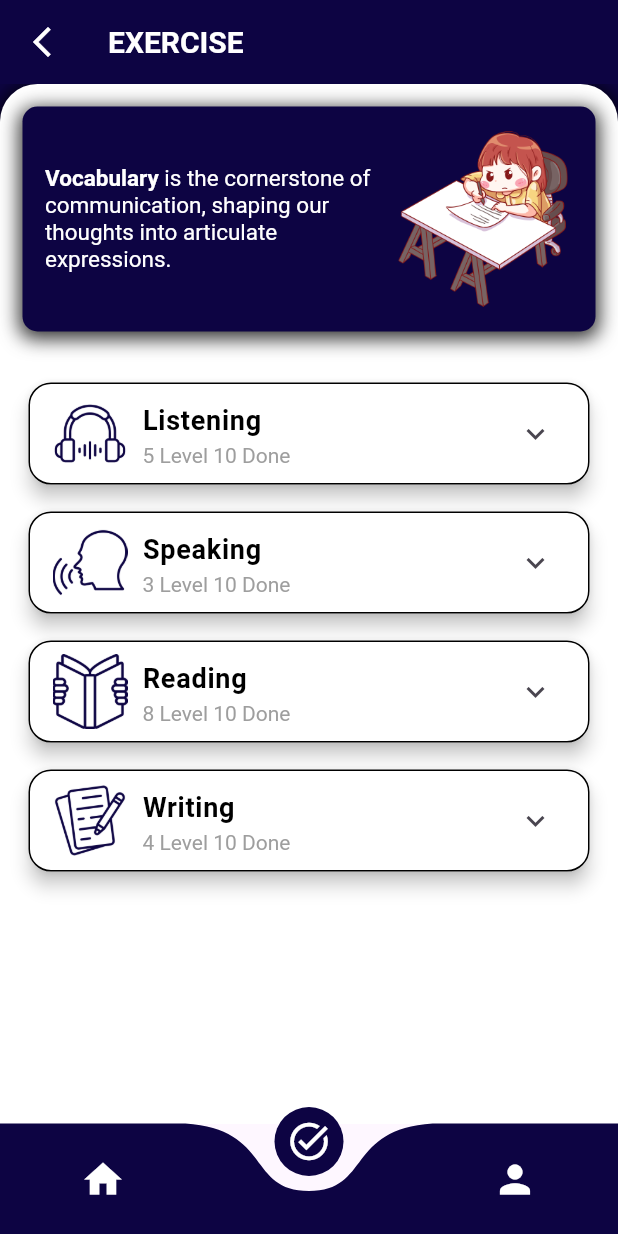
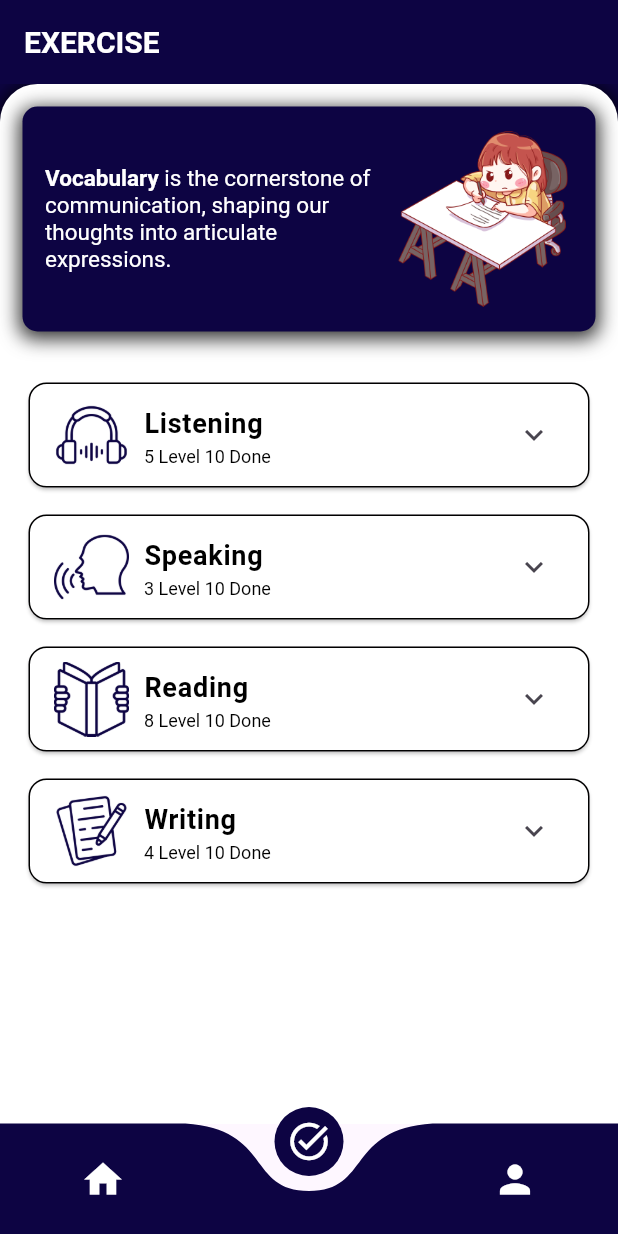
Before and after one commit to andraalayubi/learn-toefl-fork, a Flutter app: the screen it shows after launch, item 2 of the bottom bar chosen, on a phone screen of 412 x 824 dp. Run offline on Flutter 3.47's test engine with Material 3 defaults, Android fonts, the phone set to English and light mode, and no system bars; drawn by our look-alikes of curved_navigation_bar; our stand-ins replace audioplayers, google_fonts, sqflite, youtube_player_flutter; accounts and stored records are empty.

Commit message:
update exercise versi giyaa

```diff
--- a/lib/pages/exercise/exercise.dart
+++ b/lib/pages/exercise/exercise.dart
@@ -25,12 +25,12 @@ class _Exercise extends State<Exercise> {
           ),
         ),
         backgroundColor: const Color(0xFF0D0443),
-        leading: IconButton(
-          icon: const Icon(Icons.arrow_back_ios_new, color: Colors.white),
-          onPressed: () {
-            Navigator.pop(context);
-          },
-        ),
+        // leading: IconButton(
+        //   icon: const Icon(Icons.arrow_back_ios_new, color: Colors.white),
+        //   onPressed: () {
+        //     Navigator.pop(context);
+        //   },
+        // ),
       ),
       backgroundColor: const Color(0xFF0D0443),
       body: SingleChildScrollView(
@@ -54,10 +54,10 @@ class _Exercise extends State<Exercise> {
             ],
           ),
           padding: const EdgeInsets.all(15),
-          child: Container( // Tambahkan Container untuk memastikan latar belakang putih
-            decoration: BoxDecoration(
-              color: Colors.white, // Latar belakang putih
-            ),
+          // child: Container( // Tambahkan Container untuk memastikan latar belakang putih
+          //   decoration: BoxDecoration(
+          //     color: Colors.white, // Latar belakang putih
+          //   ),
           child: Column(
             children: [
               _buildHeader(containerWidth),
@@ -67,8 +67,7 @@ class _Exercise extends State<Exercise> {
           ),
         ),
       ),
-      ),
-    );
+      );
   }
 
   Widget _buildHeader(double containerWidth) {
@@ -191,16 +190,22 @@ class _Exercise extends State<Exercise> {
     int totalLevels,
   ) {
     return Card(
-      shape: RoundedRectangleBorder(
-        borderRadius: BorderRadius.circular(15),
-        side: const BorderSide(
-          color: Colors.black,
-          width: 1,
-        ),
-      ),
-      elevation: 5,
-      color: Colors.white,
+      // shape: RoundedRectangleBorder(
+      //   borderRadius: BorderRadius.circular(15),
+      //   side: const BorderSide(
+      //     color: Colors.black,
+      //     width: 1,
+      //   ),
+      // ),
+      // elevation: 5,
+      // color: Colors.white,
+      child: Container(
+        decoration: BoxDecoration(
+            color: Colors.white,
+            border: Border.all(width: 1.0, color: Colors.black),
+            borderRadius: BorderRadius.circular(12)),
       child: ExpansionTile(
+        shape: Border(),
         title: Row(
           children: [
             Image.asset(
@@ -226,8 +231,8 @@ class _Exercise extends State<Exercise> {
                   RichText(
                     text: TextSpan(
                       style: const TextStyle(
-                        fontSize: 14,
-                        color: Colors.grey,
+                        fontSize: 12,
+                          color: Color.fromARGB(255, 0, 0, 0),
                       ),
                       children: [
                         TextSpan(text: '$levelDone Level $totalLevels Done'),
@@ -294,6 +299,7 @@ class _Exercise extends State<Exercise> {
           );
         }).toList(),
       ),
+      ),
     );
   }
 
```
